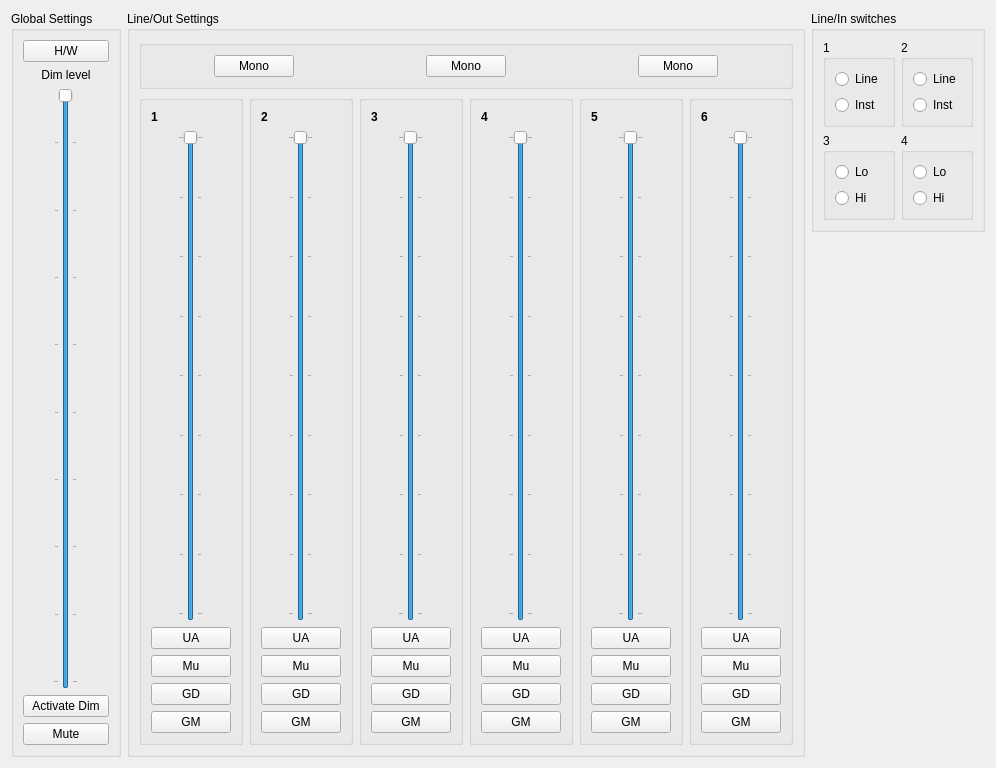
The window that support/mixer-qt4/ffado/mixer/Saffire_Pro24_monitoring.ui (deepin-community/libffado) describes before a commit, drawn with Qt 5.
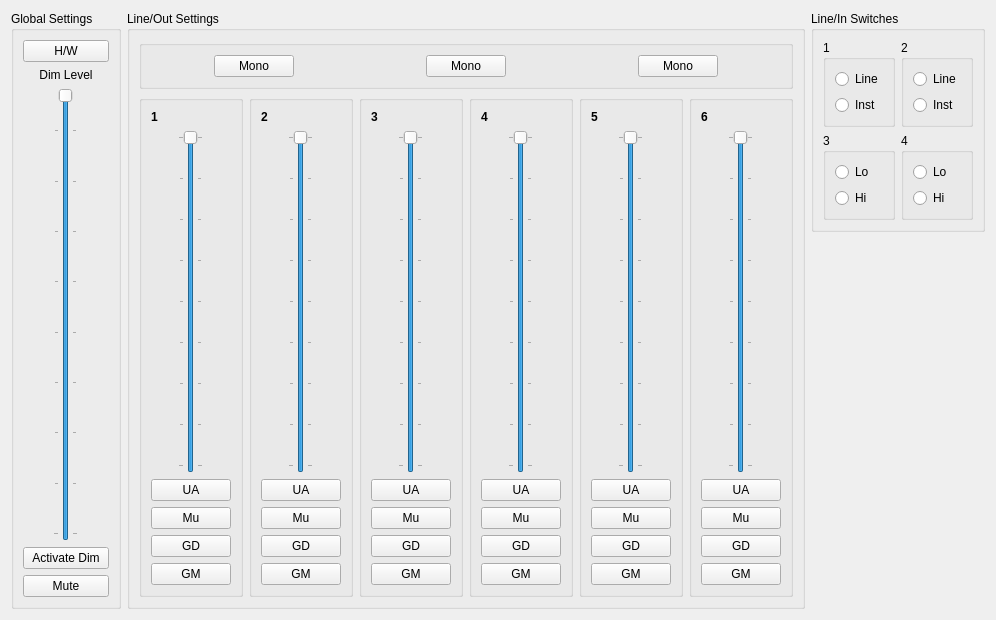
The same window after the commit.

Diff of the .ui file:
```diff
--- a/support/mixer-qt4/ffado/mixer/Saffire_Pro24_monitoring.ui
+++ b/support/mixer-qt4/ffado/mixer/Saffire_Pro24_monitoring.ui
@@ -7,7 +7,7 @@
     <x>0</x>
     <y>0</y>
     <width>969</width>
-    <height>768</height>
+    <height>620</height>
    </rect>
   </property>
   <property name="windowTitle">
@@ -44,7 +44,7 @@
         <item>
          <widget class="QLabel" name="GlobalSetLabel">
           <property name="text">
-           <string>Dim level</string>
+           <string>Dim Level</string>
           </property>
           <property name="alignment">
            <set>Qt::AlignCenter</set>
@@ -806,7 +806,7 @@
           <bool>true</bool>
          </property>
          <property name="title">
-          <string>Line/In switches</string>
+          <string>Line/In Switches</string>
          </property>
          <layout class="QGridLayout" name="gridLayout">
           <property name="sizeConstraint">
```
Left out of the diff: 75 changed lines with no effect on the pictures.
